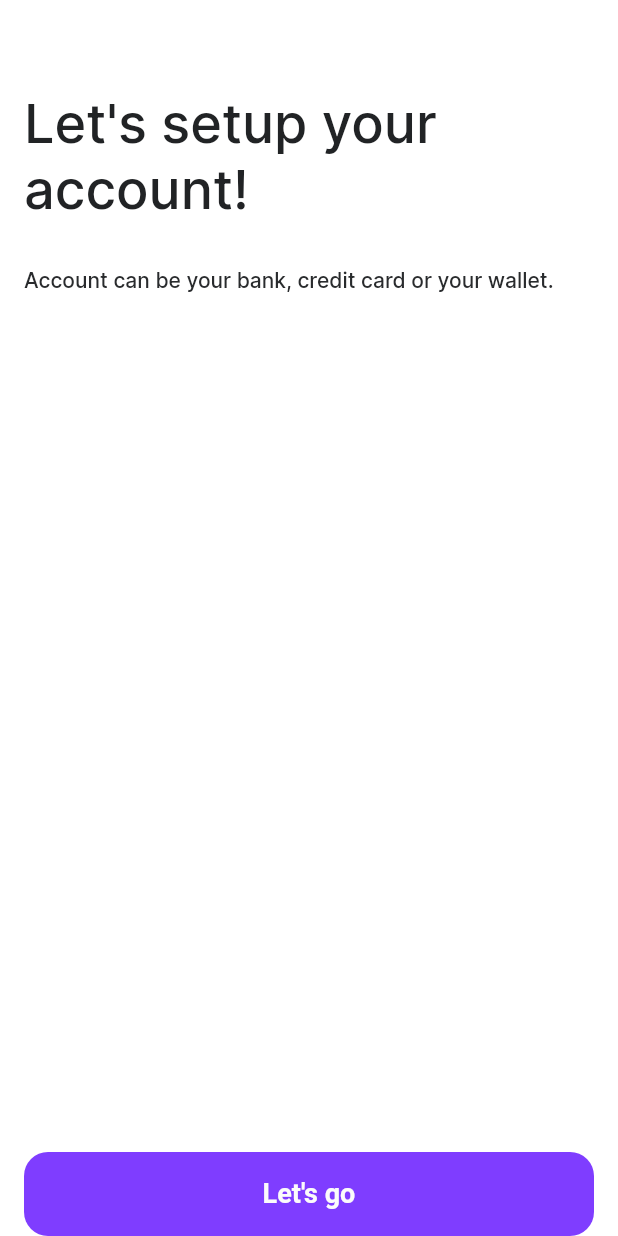
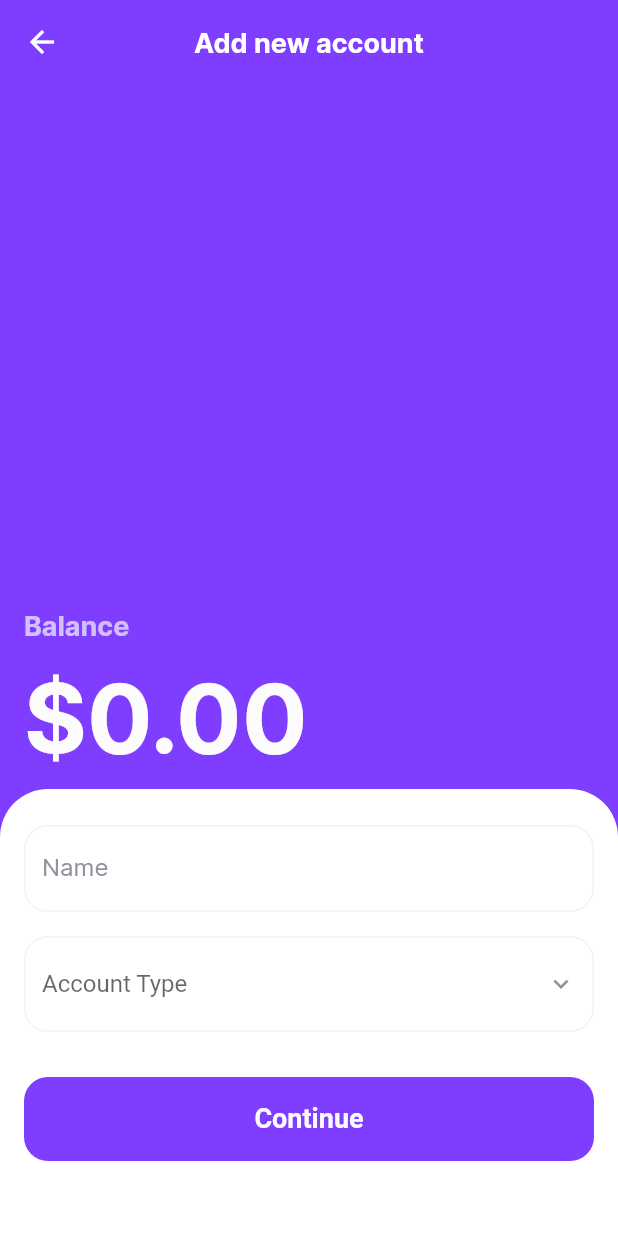
Before and after one commit to Manuelkpatsu/montra, a Flutter app: the SetUpAccountScreen screen opened by its route, after a tap on an icon or button, on a phone screen of 412 x 824 dp. Run offline on Flutter 3.47's test engine with Material 2 defaults, Android fonts, the phone set to English and light mode, and no system bars; our stand-ins replace pin_code_fields, smooth_page_indicator.

Commit message:
Implement add new account screen

```diff
--- /dev/null
+++ b/lib/model/bank_account.dart
@@ -0,0 +1,11 @@
+class BankAccount {
+  final int id;
+  final String name;
+  final String thumbnail;
+
+  BankAccount({
+    required this.id,
+    required this.name,
+    required this.thumbnail,
+  });
+}
--- a/lib/router.dart
+++ b/lib/router.dart
@@ -1,6 +1,7 @@
 import 'package:flutter/material.dart';
 import 'package:montra/screen/splash/splash_screen.dart';
 
+import 'screen/auth/add_new_account/add_new_account_screen.dart';
 import 'screen/auth/forgot_password/forgot_password_screen.dart';
 import 'screen/auth/login/login_screen.dart';
 import 'screen/auth/onboarding/onboarding_screen.dart';
@@ -39,6 +40,8 @@ class AppRouter {
         return MaterialPageRoute(builder: (_) => const RetypePinScreen());
       case SetUpAccountScreen.routeName:
         return MaterialPageRoute(builder: (_) => const SetUpAccountScreen());
+      case AddNewAccountScreen.routeName:
+        return MaterialPageRoute(builder: (_) => const AddNewAccountScreen());
       default:
         return MaterialPageRoute(
           builder: (_) => Scaffold(
--- /dev/null
+++ b/lib/screen/auth/add_new_account/add_new_account_screen.dart
@@ -0,0 +1,178 @@
+import 'package:flutter/material.dart';
+import 'package:montra/model/bank_account.dart';
+import 'package:montra/screen/widget/account_tile.dart';
+import 'package:montra/screen/widget/continue_button.dart';
+import 'package:montra/screen/widget/dropdown_text_field.dart';
+import 'package:montra/screen/widget/text_input_field.dart';
+import 'package:montra/theme/custom_color.dart';
+
+import 'widget/account_type_text.dart';
+import 'widget/add_new_account_text.dart';
+import 'widget/amount_text.dart';
+import 'widget/balance_text.dart';
+
+class AddNewAccountScreen extends StatefulWidget {
+  static const routeName = '/add_new_account';
+
+  const AddNewAccountScreen({Key? key}) : super(key: key);
+
+  @override
+  State<AddNewAccountScreen> createState() => _AddNewAccountScreenState();
+}
+
+class _AddNewAccountScreenState extends State<AddNewAccountScreen> {
+  final TextEditingController _nameController = TextEditingController();
+  final List<String> _accounts = ['Bank', 'Wallet', 'Credit Card'];
+  final List<BankAccount> _bankAccounts = [
+    BankAccount(
+      id: 1,
+      name: 'Chase',
+      thumbnail: 'assets/images/banks/chase.png',
+    ),
+    BankAccount(
+      id: 1,
+      name: 'Paypal',
+      thumbnail: 'assets/images/banks/paypal.png',
+    ),
+    BankAccount(
+      id: 1,
+      name: 'Citi',
+      thumbnail: 'assets/images/banks/citi.png',
+    ),
+    BankAccount(
+      id: 1,
+      name: 'Bank of America',
+      thumbnail: 'assets/images/banks/boa.png',
+    ),
+    BankAccount(
+      id: 1,
+      name: 'Jago',
+      thumbnail: 'assets/images/banks/jago.png',
+    ),
+    BankAccount(
+      id: 1,
+      name: 'Mandiri',
+      thumbnail: 'assets/images/banks/mandiri.png',
+    ),
+    BankAccount(
+      id: 1,
+      name: 'Bank Central Asia',
+      thumbnail: 'assets/images/banks/bca.png',
+    ),
+  ];
+  String? _selectedAccount;
+  int? _selectedBank;
+
+  @override
+  void dispose() {
+    _nameController.dispose();
+    super.dispose();
+  }
+
+  @override
+  Widget build(BuildContext context) {
+    return Scaffold(
+      backgroundColor: CustomColor.violet100Color,
+      appBar: AppBar(
+        backgroundColor: CustomColor.violet100Color,
+        title: const AddNewAccountText(),
+        centerTitle: true,
+        iconTheme: const IconThemeData(color: CustomColor.light100Color),
+      ),
+      body: Column(
+        crossAxisAlignment: CrossAxisAlignment.start,
+        mainAxisAlignment: MainAxisAlignment.end,
+        children: [
+          const BalanceText(),
+          const SizedBox(height: 13),
+          const AmountText(amount: 0.0),
+          const SizedBox(height: 8),
+          IntrinsicHeight(
+            child: Container(
+              padding: const EdgeInsets.symmetric(horizontal: 16),
+              decoration: const BoxDecoration(
+                color: CustomColor.light100Color,
+                borderRadius: BorderRadius.vertical(
+                  top: Radius.circular(32),
+                ),
+              ),
+              child: Column(
+                crossAxisAlignment: CrossAxisAlignment.center,
+                children: [
+                  const SizedBox(height: 24),
+                  TextInputField(
+                    controller: _nameController,
+                    hintText: 'Name',
+                    readOnly: true,
+                    inputAction: TextInputAction.done,
+                    inputType: TextInputType.name,
+                  ),
+                  const SizedBox(height: 16),
+                  DropdownTextField(
+                    hintText: 'Account Type',
+                    value: _selectedAccount,
+                    onChanged: (value) {
+                      setState(() {
+                        _selectedAccount = value!;
+                      });
+                    },
+                    items: _accounts
+                        .map((account) => DropdownMenuItem(
+                              child: Text(account),
+                              value: account,
+                            ))
+                        .toList(),
+                    validator: (value) =>
+                        value == null ? "Select account" : null,
+                  ),
+                  _selectedAccount != null
+                      ? const SizedBox(height: 16)
+                      : const SizedBox.shrink(),
+                  AccountTypeText(accountType: _selectedAccount),
+                  _selectedAccount != null
+                      ? const SizedBox(height: 16)
+                      : const SizedBox.shrink(),
+                  _selectedAccount != null
+                      ? SizedBox(
+                          height: 130,
+                          child: GridView.builder(
+                            physics: const NeverScrollableScrollPhysics(),
+                            padding: const EdgeInsets.all(0),
+                            shrinkWrap: true,
+                            gridDelegate:
+                                const SliverGridDelegateWithFixedCrossAxisCount(
+                              crossAxisCount: 4,
+                              mainAxisSpacing: 6,
+                              crossAxisSpacing: 6,
+                              mainAxisExtent: 40,
+                            ),
+                            itemCount: _bankAccounts.length,
+                            itemBuilder: (BuildContext context, int index) {
+                              BankAccount bankAccount = _bankAccounts[index];
+
+                              return AccountTile(
+                                onSelect: () {
+                                  setState(() {
+                                    _selectedBank = index;
+                                    _nameController.text = bankAccount.name;
+                                  });
+                                },
+                                isSelected: _selectedBank == index,
+                                thumbnail: bankAccount.thumbnail,
+                              );
+                            },
+                          ),
+                        )
+                      : const SizedBox.shrink(),
+                  const SizedBox(height: 30),
+                  ContinueButton(onPressed: () {}),
+                  const SizedBox(height: 50),
+                ],
+              ),
+            ),
+          ),
+        ],
+      ),
+    );
+  }
+}
--- /dev/null
+++ b/lib/screen/auth/add_new_account/widget/account_type_text.dart
@@ -0,0 +1,22 @@
+import 'package:flutter/material.dart';
+import 'package:montra/theme/styles.dart';
+
+class AccountTypeText extends StatelessWidget {
+  final String? accountType;
+
+  const AccountTypeText({Key? key, required this.accountType})
+      : super(key: key);
+
+  @override
+  Widget build(BuildContext context) {
+    return accountType != null
+        ? Align(
+            alignment: Alignment.centerLeft,
+            child: Text(
+              accountType!,
+              style: regular1TextStyle.copyWith(color: Colors.black),
+            ),
+          )
+        : const SizedBox.shrink();
+  }
+}
--- /dev/null
+++ b/lib/screen/auth/add_new_account/widget/add_new_account_text.dart
@@ -0,0 +1,15 @@
+import 'package:flutter/material.dart';
+import 'package:montra/theme/custom_color.dart';
+import 'package:montra/theme/styles.dart';
+
+class AddNewAccountText extends StatelessWidget {
+  const AddNewAccountText({Key? key}) : super(key: key);
+
+  @override
+  Widget build(BuildContext context) {
+    return Text(
+      'Add new account',
+      style: title3TextStyle.copyWith(color: CustomColor.light100Color),
+    );
+  }
+}
--- /dev/null
+++ b/lib/screen/auth/add_new_account/widget/amount_text.dart
@@ -0,0 +1,24 @@
+import 'package:flutter/material.dart';
+import 'package:montra/theme/custom_color.dart';
+import 'package:montra/theme/styles.dart';
+
+class AmountText extends StatelessWidget {
+  final double amount;
+
+  const AmountText({Key? key, required this.amount}) : super(key: key);
+
+  @override
+  Widget build(BuildContext context) {
+    return Padding(
+      padding: const EdgeInsets.symmetric(horizontal: 16),
+      child: Text(
+        '\$${amount.toStringAsFixed(2)}',
+        style: title2TextStyle.copyWith(
+          color: CustomColor.keyColor,
+          fontSize: 64,
+          height: 1.20,
+        ),
+      ),
+    );
+  }
+}
--- /dev/null
+++ b/lib/screen/auth/add_new_account/widget/balance_text.dart
@@ -0,0 +1,20 @@
+import 'package:flutter/material.dart';
+import 'package:montra/theme/custom_color.dart';
+import 'package:montra/theme/styles.dart';
+
+class BalanceText extends StatelessWidget {
+  const BalanceText({Key? key}) : super(key: key);
+
+  @override
+  Widget build(BuildContext context) {
+    return Padding(
+      padding: const EdgeInsets.symmetric(horizontal: 16),
+      child: Text(
+        'Balance',
+        style: title3TextStyle.copyWith(
+          color: CustomColor.keyColor.withOpacity(0.68),
+        ),
+      ),
+    );
+  }
+}
--- a/lib/screen/auth/set_up_account/set_up_account_screen.dart
+++ b/lib/screen/auth/set_up_account/set_up_account_screen.dart
@@ -1,4 +1,5 @@
 import 'package:flutter/material.dart';
+import 'package:montra/screen/auth/add_new_account/add_new_account_screen.dart';
 
 import 'widget/let_go_button.dart';
 import 'widget/set_up_account_info_text.dart';
@@ -23,7 +24,11 @@ class SetUpAccountScreen extends StatelessWidget {
               const SizedBox(height: 30),
               const SetUpAccountInfoText(),
               const Spacer(),
-              LetGoButton(onPressed: () {}),
+              LetGoButton(
+                onPressed: () => Navigator.of(context).pushNamed(
+                  AddNewAccountScreen.routeName,
+                ),
+              ),
             ],
           ),
         ),
--- /dev/null
+++ b/lib/screen/widget/account_tile.dart
@@ -0,0 +1,43 @@
+import 'package:flutter/material.dart';
+import 'package:montra/theme/custom_color.dart';
+
+class AccountTile extends StatelessWidget {
+  final VoidCallback onSelect;
+  final bool isSelected;
+  final String thumbnail;
+
+  const AccountTile({
+    Key? key,
+    required this.onSelect,
+    required this.isSelected,
+    required this.thumbnail,
+  }) : super(key: key);
+
+  @override
+  Widget build(BuildContext context) {
+    return Material(
+      color: Colors.transparent,
+      child: InkWell(
+        onTap: onSelect,
+        borderRadius: BorderRadius.circular(8),
+        child: Ink(
+          width: MediaQuery.of(context).size.width,
+          height: MediaQuery.of(context).size.height,
+          padding: const EdgeInsets.all(8),
+          decoration: BoxDecoration(
+            color: isSelected
+                ? CustomColor.violet20Color
+                : CustomColor.light60Color,
+            borderRadius: BorderRadius.circular(8),
+            border: Border.all(
+              color:
+                  isSelected ? CustomColor.violet100Color : Colors.transparent,
+              width: 1,
+            ),
+          ),
+          child: Center(child: Image.asset(thumbnail, fit: BoxFit.cover)),
+        ),
+      ),
+    );
+  }
+}
--- /dev/null
+++ b/lib/screen/widget/dropdown_text_field.dart
@@ -0,0 +1,57 @@
+import 'package:flutter/material.dart';
+import 'package:montra/theme/custom_color.dart';
+import 'package:montra/theme/styles.dart';
+
+class DropdownTextField extends StatelessWidget {
+  final List<DropdownMenuItem<dynamic>>? items;
+  final dynamic value;
+  final FormFieldValidator<dynamic>? validator;
+  final String hintText;
+  final void Function(dynamic)? onChanged;
+
+  const DropdownTextField({
+    Key? key,
+    required this.items,
+    required this.onChanged,
+    required this.hintText,
+    this.value,
+    this.validator,
+  }) : super(key: key);
+
+  @override
+  Widget build(BuildContext context) {
+    return DropdownButtonFormField(
+      isExpanded: true,
+      items: items,
+      onChanged: onChanged,
+      value: value,
+      validator: validator,
+      dropdownColor: CustomColor.light100Color,
+      style: placeholderTextStyle.copyWith(color: CustomColor.blackColor),
+      elevation: 8,
+      iconSize: 20,
+      icon: const Icon(
+        Icons.keyboard_arrow_down,
+        color: CustomColor.lightColor,
+      ),
+      decoration: InputDecoration(
+        border: OutlineInputBorder(
+          borderRadius: BorderRadius.circular(16),
+          borderSide: const BorderSide(color: CustomColor.light60Color),
+        ),
+        enabledBorder: OutlineInputBorder(
+          borderRadius: BorderRadius.circular(16),
+          borderSide: const BorderSide(color: CustomColor.light60Color),
+        ),
+        focusedBorder: OutlineInputBorder(
+          borderRadius: BorderRadius.circular(16),
+          borderSide: const BorderSide(color: CustomColor.light60Color),
+        ),
+        filled: true,
+        fillColor: CustomColor.light100Color,
+        hintText: hintText,
+        hintStyle: placeholderTextStyle.copyWith(color: CustomColor.lightColor),
+      ),
+    );
+  }
+}
--- a/lib/screen/widget/text_input_field.dart
+++ b/lib/screen/widget/text_input_field.dart
@@ -20,6 +20,7 @@ class TextInputField extends StatelessWidget {
   final void Function(String?)? onSaved;
   final bool autofocus;
   final EdgeInsetsGeometry? contentPadding;
+  final bool readOnly;
 
   const TextInputField({
     Key? key,
@@ -38,6 +39,7 @@ class TextInputField extends StatelessWidget {
     this.onTap,
     this.onSaved,
     this.autofocus = false,
+    this.readOnly = false,
     this.contentPadding,
   }) : super(key: key);
 
@@ -46,6 +48,7 @@ class TextInputField extends StatelessWidget {
     return TextFormField(
       autofocus: autofocus,
       controller: controller,
+      readOnly: readOnly,
       cursorColor: CustomColor.violet100Color,
       onChanged: onChanged,
       style: placeholderTextStyle.copyWith(color: CustomColor.blackColor),
--- a/pubspec.yaml
+++ b/pubspec.yaml
@@ -11,6 +11,7 @@ dependencies:
     sdk: flutter
   smooth_page_indicator: ^1.0.0+2
   pin_code_fields: ^7.4.0
+  lottie: ^1.3.0
   cupertino_icons: ^1.0.2
 
 dev_dependencies:
@@ -23,6 +24,7 @@ flutter:
 
   assets:
     - assets/images/
+    - assets/images/banks/
 
   fonts:
     - family: Inter
```
Also changed, not shown: assets/images/banks/bca.png (added), assets/images/banks/boa.png (added), assets/images/banks/chase.png (added), assets/images/banks/citi.png (added), assets/images/banks/jago.png (added), assets/images/banks/mandiri.png (added), assets/images/banks/paypal.png (added), pubspec.lock.
